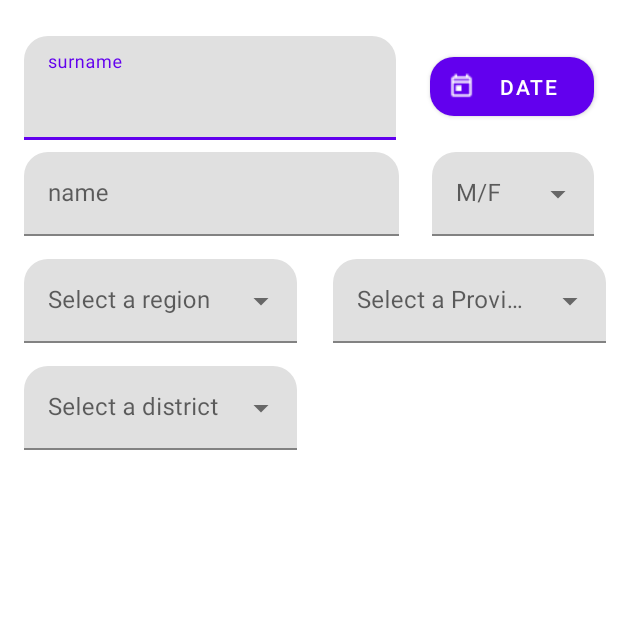
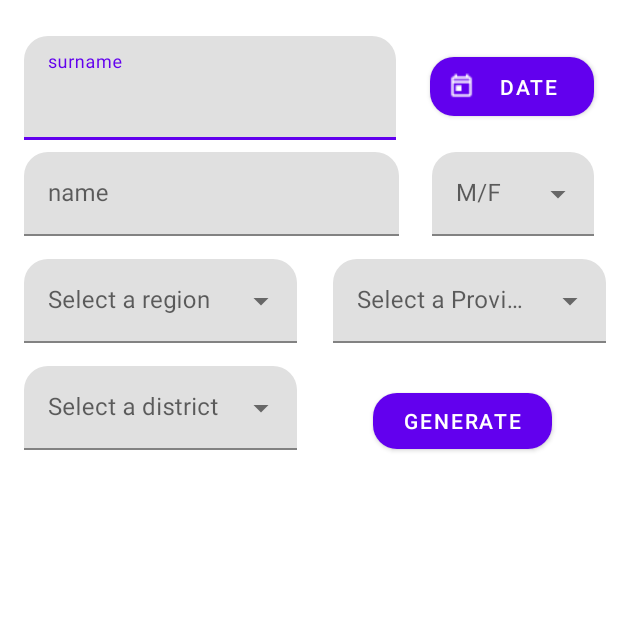
Before and after one commit to anCx04/CodiceFiscale, an Android app: the ManualGeneration screen opened directly, with no data from a screen before it, on a phone screen of 412 x 824 dp, the top half of it. Run offline under Robolectric (Android 15) with nearby library versions, the phone set to English and light mode, and no system bars; our stand-ins replace Volley; libraries missing offline, so code that uses them is left out: com.wdullaer.materialdatetimepicker.

```diff
--- a/app/src/main/java/it/crescenziandrea/codicefiscale/database/appFiscalCodeDatabase.java
+++ b/app/src/main/java/it/crescenziandrea/codicefiscale/database/appFiscalCodeDatabase.java
@@ -3,7 +3,7 @@ package it.crescenziandrea.codicefiscale.database;
 import androidx.room.Database;
 import androidx.room.RoomDatabase;
 
-@Database(entities = {FiscalCode.class}, version = 1, exportSchema = false)
+@Database(entities = {FiscalCode.class}, version = 1)
 public abstract class appFiscalCodeDatabase extends RoomDatabase {
 
     public abstract roomDAO roomDAO();
--- a/app/src/main/java/it/crescenziandrea/codicefiscale/database/roomDAO.java
+++ b/app/src/main/java/it/crescenziandrea/codicefiscale/database/roomDAO.java
@@ -13,8 +13,8 @@ import java.util.List;
 @Dao
 public interface roomDAO {
 
-    @Insert(onConflict = OnConflictStrategy.IGNORE)
-    public void addData(FiscalCode fCode);
+    @Insert
+    void addData(FiscalCode fiscalCode);
 
     @Query("select * from FC_table")
     public List<FiscalCode>getMyData();
--- a/app/src/main/res/layout/activity_manual_generation.xml
+++ b/app/src/main/res/layout/activity_manual_generation.xml
@@ -94,6 +94,7 @@
 
     <com.google.android.material.textfield.TextInputLayout
 
+        android:id="@+id/textInputLayout2"
         style="@style/Widget.MaterialComponents.TextInputLayout.FilledBox.ExposedDropdownMenu"
         android:layout_width="182dp"
         android:layout_height="63dp"
@@ -129,4 +130,17 @@
     </com.google.android.material.textfield.TextInputLayout>
 
 
+    <com.google.android.material.button.MaterialButton
+        android:id="@+id/bt_gen"
+        style="@style/Widget.MaterialComponents.Button"
+
+        android:layout_width="119dp"
+        android:layout_height="49dp"
+        android:layout_marginTop="20dp"
+        android:layout_marginEnd="44dp"
+        android:text="generate"
+        app:layout_constraintEnd_toEndOf="parent"
+        app:layout_constraintTop_toBottomOf="@+id/textInputLayout2" />
+
+
 </androidx.constraintlayout.widget.ConstraintLayout>
```
Also changed, not shown: app/src/main/java/it/crescenziandrea/codicefiscale/MainActivity.java (+54 -47 lines), app/src/main/java/it/crescenziandrea/codicefiscale/ManualGeneration.java (+15 -1 lines), app/src/main/java/it/crescenziandrea/codicefiscale/database/FiscalCode.java (+24 -4 lines).
